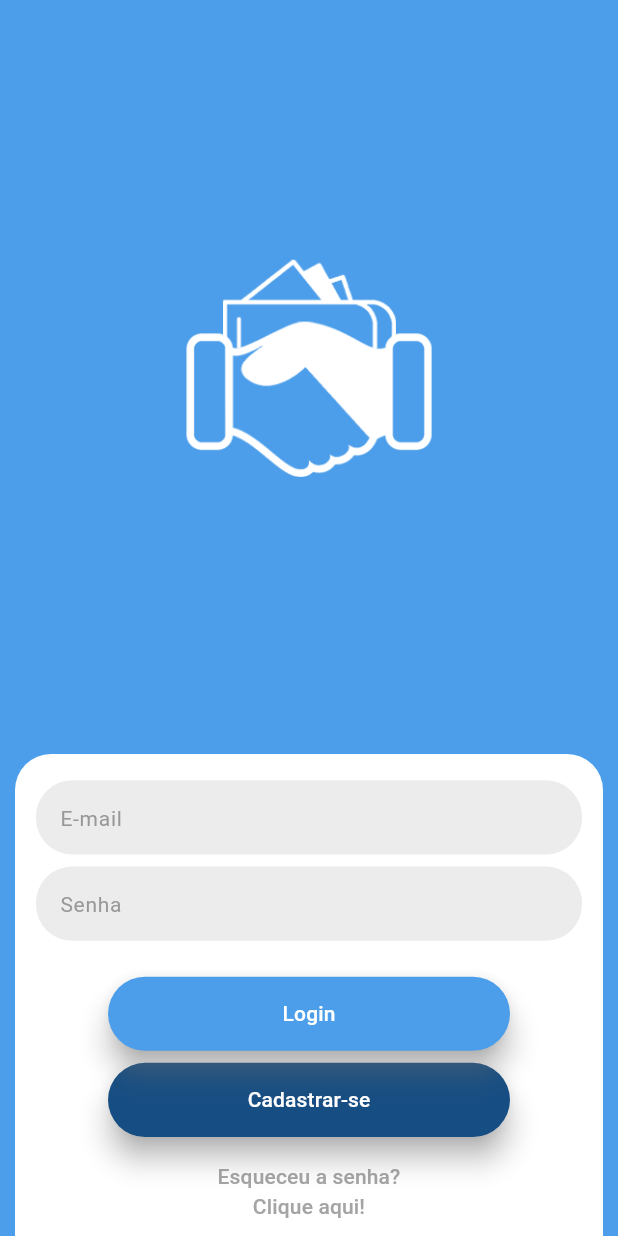
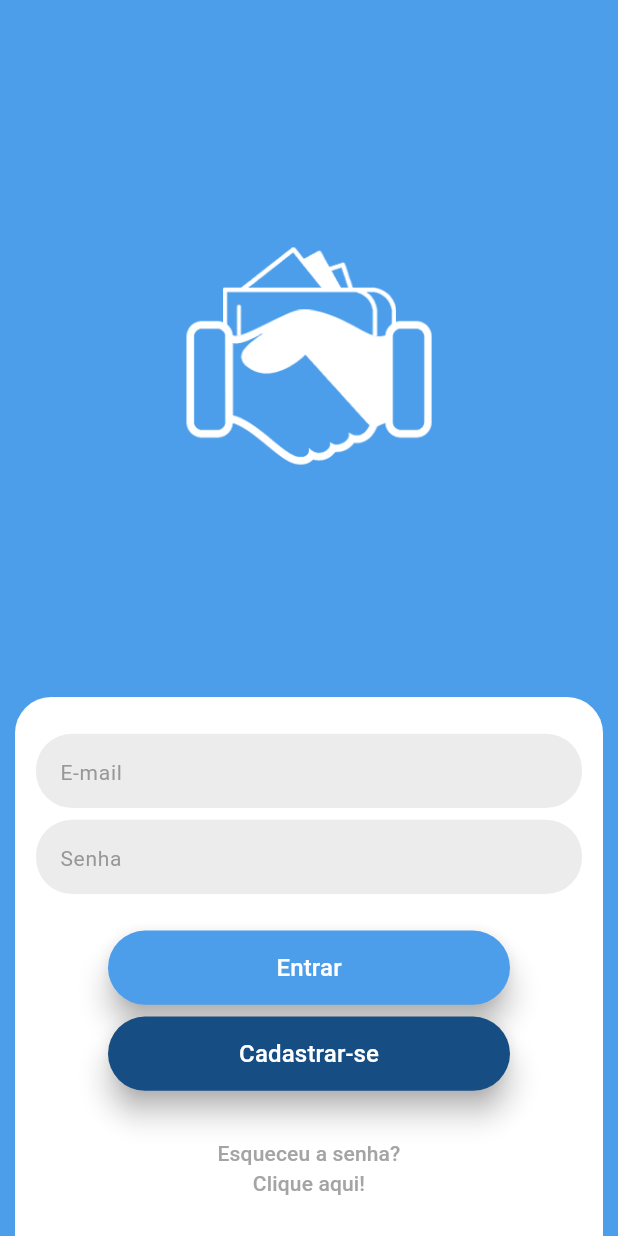
Before and after one commit to devnatanaelsantos/carteira_parceira, a Flutter app: the screen it shows after launch, on a phone screen of 412 x 824 dp. Run offline on Flutter 3.47's test engine with Material 3 defaults, Android fonts, the phone set to English and light mode, and no system bars.

Commit message:
style: Mudanças para otimizar a estrutura do código

```diff
--- a/lib/home_page.dart
+++ b/lib/home_page.dart
@@ -11,52 +11,34 @@ class HomePage extends StatefulWidget {
 class _HomePageState extends State<HomePage> {
   @override
   Widget build(BuildContext context) {
-    //Armazenando a largura e altura da tela do dispositivo
+    //display Width
     double screenWidth = MediaQuery.of(context).size.width;
+    //display Height
     double screenHeight = MediaQuery.of(context).size.height;
-    //Defindo a largura e altura da imagem do logo
-    double logoWidth = (44.44 * screenWidth) / 100;
-    double logoHeight = (20 * screenHeight) / 100;
-    //Definindo a largura e altura do container1
-    double container1Width = screenWidth - 20;
-    double container1Height = (39 * screenHeight) / 100;
-    //Definindo a larguro e altura do btn de Login
-    double btnLoginWidth = screenWidth - 144;
-    double btnLoginHeigth = (6 * screenHeight) / 100;
-    //Definindo a larguro e altura do btn de Cadastrar-se
-    double btnCadastreseWidth = screenWidth - 144;
-    double btnCadastreseHeigth = (6 * screenHeight) / 100;
-    // Definindo a largura e altura do btn Esqueci a senha
-    double btnEsqueceuWidth = (((150 / screenWidth) * 100) * screenWidth) / 100;
-    double btnEsqueceuHeigth =
-        (((60 / screenHeight) * 100) * screenHeight) / 100;
-    //defininfo a largura e altura da caixa de texto Senha
-    double txtboxSenhaWidth = screenWidth - 48;
-    double txtboxSenhaHeigth = (6 * screenHeight) / 100;
-    //definindo a largura e altura da caixa de texto E-mail;
-    double txtboxEmailWidth = screenWidth - 48;
-    double txtboxEmailHeigth = (6 * screenHeight) / 100;
+    //containerMain Heigth
+    double containerMainHeight = screenHeight * 0.436;
 
     return Scaffold(
       backgroundColor: AppColors.primarycolor,
-      body: Stack(
+      resizeToAvoidBottomInset: false,
+      body: Column(
         children: [
-          //Logo
-          Positioned(
-            top: (20 * screenHeight) / 100,
-            left: (screenWidth - logoWidth) / 2,
+          //logo
+          Padding(
+            padding: EdgeInsets.only(top: screenHeight * 0.19),
+            child: Center(
               child: SizedBox(
-                width: logoWidth,
-                height: logoHeight,
-                child: Image.asset('lib/assets/logo.png')),
+                  width: screenWidth * 0.44,
+                  height: screenHeight * 0.20,
+                  child: Image.asset('lib/assets/images/logo.png')),
             ),
-          //Container1
-          Positioned(
-            top: screenHeight - container1Height,
-            left: (screenWidth - container1Width) / 2,
+          ),
+          Expanded(
+            child: Align(
+              alignment: Alignment.bottomCenter,
               child: Container(
-              width: container1Width,
-              height: container1Height,
+                height: containerMainHeight,
+                width: screenWidth - 20,
                 decoration: const BoxDecoration(
                   color: Colors.white,
                   borderRadius: BorderRadius.only(
@@ -64,90 +46,33 @@ class _HomePageState extends State<HomePage> {
                     topRight: Radius.circular(24),
                   ),
                 ),
-              child: Stack(
+                child: Column(
                   children: [
-                  //btn Esqueceu a Senha
-                  Positioned(
-                    top: container1Height - btnEsqueceuHeigth,
-                    left: (container1Width - btnEsqueceuWidth) / 2,
-                    child: SizedBox(
-                      width: btnEsqueceuWidth,
-                      height: btnEsqueceuHeigth,
-                      child: TextButton(
-                        onPressed: () {},
-                        child: const Text(
-                          'Esqueceu a senha?\nClique aqui!',
-                          textAlign: TextAlign.center,
-                          style: TextStyle(
-                            fontSize: 14,
-                            color: Color(0xFFA4A4A4),
+                    SizedBox(height: containerMainHeight * 0.068),
+                    //text box e-mail
+                    SizedBox(
+                      height: screenHeight * 0.06,
+                      width: screenWidth - 48,
+                      child: TextField(
+                        decoration: InputDecoration(
+                          filled: true,
+                          fillColor: const Color(0xFFECECEC),
+                          border: OutlineInputBorder(
+                            borderRadius: BorderRadius.circular(24),
+                            borderSide: BorderSide.none,
+                          ),
+                          hintText: "E-mail",
+                          hintStyle: const TextStyle(
+                              color: Color(0xFF989898), fontSize: 14),
+                        ),
+                        textAlign: TextAlign.left,
                       ),
                     ),
-                      ),
-                    ),
-                  ),
-                  //btn Cadastre-se
-                  Positioned(
-                    top: container1Height - (66 + btnCadastreseHeigth),
-                    left: (container1Width - btnCadastreseWidth) / 2,
-                    child: SizedBox(
-                      height: btnCadastreseHeigth,
-                      width: btnCadastreseWidth,
-                      child: ElevatedButton(
-                        onPressed: () {},
-                        style: ButtonStyle(
-                            backgroundColor: MaterialStateProperty.all<Color>(
-                                AppColors.secundarycolor),
-                            elevation: MaterialStateProperty.all<double>(8.0),
-                            shadowColor: MaterialStateProperty.all<Color>(
-                                const Color(0xFFA7A7A7))),
-                        child: const Text(
-                          'Cadastrar-se',
-                          style: TextStyle(
-                            fontSize: 14,
-                            color: Colors.white,
-                          ),
-                        ),
-                      ),
-                    ),
-                  ),
-                  //btn Login
-                  Positioned(
-                    top: container1Height -
-                        (74 + btnCadastreseHeigth + btnLoginHeigth),
-                    left: (container1Width - btnLoginWidth) / 2,
-                    child: SizedBox(
-                      height: btnLoginHeigth,
-                      width: btnLoginWidth,
-                      child: ElevatedButton(
-                        onPressed: () {},
-                        style: ButtonStyle(
-                            backgroundColor: MaterialStateProperty.all<Color>(
-                                AppColors.primarycolor),
-                            elevation: MaterialStateProperty.all<double>(8.0),
-                            shadowColor: MaterialStateProperty.all<Color>(
-                                const Color(0xFFA7A7A7))),
-                        child: const Text(
-                          'Login',
-                          style: TextStyle(
-                            fontSize: 14,
-                            color: Colors.white,
-                          ),
-                        ),
-                      ),
-                    ),
-                  ),
-                  //Caixa de entrada Senha
-                  Positioned(
-                    top: container1Height -
-                        (98 +
-                            txtboxSenhaHeigth +
-                            btnCadastreseHeigth +
-                            btnLoginHeigth),
-                    left: (container1Width - txtboxSenhaWidth) / 2,
-                    child: SizedBox(
-                      height: txtboxSenhaHeigth,
-                      width: txtboxSenhaWidth,
+                    SizedBox(height: containerMainHeight * 0.022),
+                    //text box senha
+                    SizedBox(
+                      height: screenHeight * 0.06,
+                      width: screenWidth - 48,
                       child: TextField(
                         decoration: InputDecoration(
                           filled: true,
@@ -163,36 +88,69 @@ class _HomePageState extends State<HomePage> {
                         textAlign: TextAlign.left,
                       ),
                     ),
+                    SizedBox(height: containerMainHeight * 0.068),
+                    //button entrar
+                    SizedBox(
+                      height: screenHeight * 0.06,
+                      width: screenWidth - 144,
+                      child: ElevatedButton(
+                        onPressed: () {},
+                        style: ButtonStyle(
+                            backgroundColor: MaterialStateProperty.all<Color>(
+                                AppColors.primarycolor),
+                            elevation: MaterialStateProperty.all<double>(8.0),
+                            shadowColor: MaterialStateProperty.all<Color>(
+                                const Color(0xFFA7A7A7))),
+                        child: const Text(
+                          'Entrar',
+                          style: TextStyle(
+                            fontSize: 16,
+                            color: Colors.white,
                           ),
-                  //Caixa de entrada E-mail
-                  Positioned(
-                    top: container1Height -
-                        (106 +
-                            txtboxSenhaHeigth +
-                            btnCadastreseHeigth +
-                            btnLoginHeigth +
-                            txtboxEmailHeigth),
-                    left: (container1Width - txtboxEmailWidth) / 2,
-                    child: SizedBox(
-                      height: txtboxEmailHeigth,
-                      width: txtboxEmailWidth,
-                      child: TextField(
-                        decoration: InputDecoration(
-                          filled: true,
-                          fillColor: const Color(0xFFECECEC),
-                          border: OutlineInputBorder(
-                            borderRadius: BorderRadius.circular(24),
-                            borderSide: BorderSide.none,
                         ),
-                          hintText: "E-mail",
-                          hintStyle: const TextStyle(
-                              color: Color(0xFF989898), fontSize: 14),
                       ),
-                        textAlign: TextAlign.left,
+                    ),
+                    //button cadastre-se
+                    SizedBox(height: containerMainHeight * 0.022),
+                    SizedBox(
+                      height: screenHeight * 0.06,
+                      width: screenWidth - 144,
+                      child: ElevatedButton(
+                        onPressed: () {},
+                        style: ButtonStyle(
+                            backgroundColor: MaterialStateProperty.all<Color>(
+                                AppColors.secundarycolor),
+                            elevation: MaterialStateProperty.all<double>(8.0),
+                            shadowColor: MaterialStateProperty.all<Color>(
+                                const Color(0xFFA7A7A7))),
+                        child: const Text(
+                          'Cadastrar-se',
+                          style: TextStyle(
+                            fontSize: 16,
+                            color: Colors.white,
+                          ),
+                        ),
+                      ),
+                    ),
+                    //button esqueceu a senha
+                    const SizedBox(height: 22),
+                    SizedBox(
+                      width: 150,
+                      height: 60,
+                      child: TextButton(
+                        onPressed: () {},
+                        child: const Text(
+                          'Esqueceu a senha?\nClique aqui!',
+                          textAlign: TextAlign.center,
+                          style: TextStyle(
+                            fontSize: 14,
+                            color: Color(0xFFA4A4A4),
+                          ),
                         ),
                       ),
                     ),
                   ],
+                ),
               ),
             ),
           ),
--- a/pubspec.yaml
+++ b/pubspec.yaml
@@ -31,7 +31,6 @@ dependencies:
   flutter:
     sdk: flutter
 
-
   # The following adds the Cupertino Icons font to your application.
   # Use with the CupertinoIcons class for iOS style icons.
   cupertino_icons: ^1.0.2
@@ -53,7 +52,7 @@ dev_dependencies:
 # The following section is specific to Flutter packages.
 flutter:
   assets:
-    - lib/assets/logo.png
+    - lib/assets/images/logo.png
 
   # The following line ensures that the Material Icons font is
   # included with your application, so that you can use the icons in
```
Also changed, not shown: lib/assets/images/logo.png (renamed from lib/assets/logo.png). Lines whose indentation alone changed are shown as unchanged.
